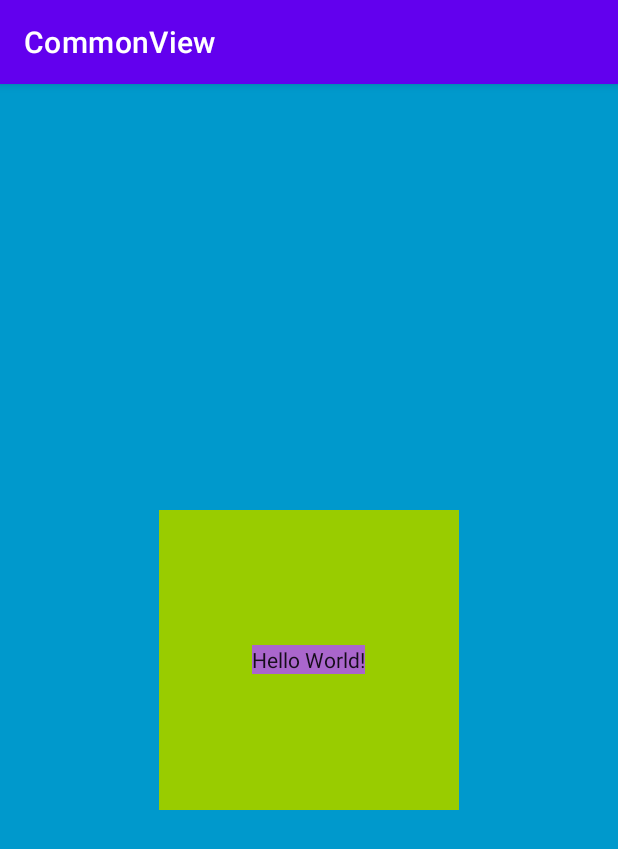
After one commit to Fox-hu/CommonView, an Android app: the TouchDemoActivity screen opened directly, with no data from a screen before it, on a phone screen of 412 x 824 dp. The commit adds this screen. Shown: the top 849 px of the screen. Run offline under Robolectric (Android 15) with nearby library versions, the phone set to English and light mode, and no system bars.

Commit message:
add touch demo

```diff
--- a/app/src/main/AndroidManifest.xml
+++ b/app/src/main/AndroidManifest.xml
@@ -18,6 +18,8 @@
                 <category android:name="android.intent.category.LAUNCHER" />
             </intent-filter>
         </activity>
+
+        <activity android:name=".touch.TouchDemoActivity"/>
     </application>
 
 </manifest>
--- a/app/src/main/java/com/fox/commonview/MainActivity.kt
+++ b/app/src/main/java/com/fox/commonview/MainActivity.kt
@@ -1,9 +1,10 @@
 package com.fox.commonview
 
 import com.fox.commonbase.base.BaseListActivity
+import com.fox.commonview.touch.TouchDemoActivity
 
 class MainActivity : BaseListActivity() {
     override fun initItem() {
-//          activityMap["LockPatternActivity"] = LockPatternActivity::class.java
+          activityMap["TouchDemoActivity"] = TouchDemoActivity::class.java
     }
 }
--- /dev/null
+++ b/app/src/main/java/com/fox/commonview/touch/CustomView.kt
@@ -0,0 +1,33 @@
+package com.fox.commonview.touch
+
+import android.content.Context
+import android.util.AttributeSet
+import android.util.Log
+import android.view.MotionEvent
+import androidx.appcompat.widget.AppCompatTextView
+
+class CustomView @JvmOverloads constructor(
+    context: Context,
+    attrs: AttributeSet?,
+    defStyleAttr: Int = 0
+) : AppCompatTextView(context, attrs, defStyleAttr) {
+
+    companion object{
+        const val TAG = "CustomView"
+    }
+
+    //return super:传给自己的onTouchEvent()
+    //return false:将事件传递给上一级View的onTouchEvent()方法
+    //return true:消费掉事件，终止传递 (不传递给onTouchEvent)
+    override fun dispatchTouchEvent(ev: MotionEvent?): Boolean {
+        Log.i(TAG,"CustomView dispatchTouchEvent return super")
+        return super.dispatchTouchEvent(ev)
+    }
+
+    //return true:消费掉事件，终止传递。
+    //return false/super:将事件传递给上一级view的onTouchEvent()方法。
+    override fun onTouchEvent(event: MotionEvent?): Boolean {
+        Log.i(TAG,"CustomView onTouchEvent return super")
+        return super.onTouchEvent(event)
+    }
+}
--- /dev/null
+++ b/app/src/main/java/com/fox/commonview/touch/CustomViewGroup1.kt
@@ -0,0 +1,40 @@
+package com.fox.commonview.touch
+
+import android.content.Context
+import android.util.AttributeSet
+import android.util.Log
+import android.view.MotionEvent
+import android.widget.RelativeLayout
+
+class CustomViewGroup1  @JvmOverloads constructor(
+    context: Context,
+    attrs: AttributeSet?,
+    defStyleAttr: Int = 0
+) : RelativeLayout(context, attrs, defStyleAttr){
+
+    companion object{
+        const val TAG = "CustomViewGroup1"
+    }
+
+    //return super:传给自己的onInterceptTouchEvent()
+    //return false:将事件传递给上一级View的onTouchEvent()方法
+    //return true:消费掉事件，终止传递 (不传递给onTouchEvent)
+    override fun dispatchTouchEvent(ev: MotionEvent?): Boolean {
+        Log.i(TAG,"CustomViewGroup1 dispatchTouchEvent return super")
+        return super.dispatchTouchEvent(ev)
+    }
+
+    //return true:将事件传递给ViewGroup自己的onTouchEvent()方法处理。
+    //return false/super:将事件传递给下一级View的dispatchTouchEvent()。
+    override fun onInterceptTouchEvent(ev: MotionEvent?): Boolean {
+        Log.i(TAG,"CustomViewGroup1 onInterceptTouchEvent return super")
+        return super.onInterceptTouchEvent(ev)
+    }
+
+    //return true:消费掉事件，终止传递。
+    //return false/super:将事件传递给上一级view的onTouchEvent()方法。
+    override fun onTouchEvent(event: MotionEvent?): Boolean {
+        Log.i(TAG,"CustomViewGroup1 onTouchEvent return super")
+        return super.onTouchEvent(event)
+    }
+}
--- /dev/null
+++ b/app/src/main/java/com/fox/commonview/touch/CustomViewGroup2.kt
@@ -0,0 +1,40 @@
+package com.fox.commonview.touch
+
+import android.content.Context
+import android.util.AttributeSet
+import android.util.Log
+import android.view.MotionEvent
+import android.widget.RelativeLayout
+
+class CustomViewGroup2  @JvmOverloads constructor(
+    context: Context,
+    attrs: AttributeSet?,
+    defStyleAttr: Int = 0
+) : RelativeLayout(context, attrs, defStyleAttr){
+
+    companion object{
+        const val TAG = "CustomViewGroup2"
+    }
+
+    //return super:传给自己的onInterceptTouchEvent()
+    //return false:将事件传递给上一级View的onTouchEvent()方法
+    //return true:消费掉事件，终止传递 (不传递给onTouchEvent)
+    override fun dispatchTouchEvent(ev: MotionEvent?): Boolean {
+        Log.i(TAG,"CustomViewGroup2 dispatchTouchEvent return super")
+        return super.dispatchTouchEvent(ev)
+    }
+
+    //return true:将事件传递给ViewGroup自己的onTouchEvent()方法处理。
+    //return false/super:将事件传递给下一级View的dispatchTouchEvent()。
+    override fun onInterceptTouchEvent(ev: MotionEvent?): Boolean {
+        Log.i(TAG,"CustomViewGroup2 onInterceptTouchEvent return super")
+        return super.onInterceptTouchEvent(ev)
+    }
+
+    //return true:消费掉事件，终止传递。
+    //return false/super:将事件传递给上一级view的onTouchEvent()方法。
+    override fun onTouchEvent(event: MotionEvent?): Boolean {
+        Log.i(TAG,"CustomViewGroup2 onTouchEvent return super")
+        return super.onTouchEvent(event)
+    }
+}
--- /dev/null
+++ b/app/src/main/java/com/fox/commonview/touch/TouchDemoActivity.kt
@@ -0,0 +1,30 @@
+package com.fox.commonview.touch
+
+import androidx.appcompat.app.AppCompatActivity
+import android.os.Bundle
+import android.util.Log
+import android.view.MotionEvent
+import com.fox.commonview.R
+
+class TouchDemoActivity : AppCompatActivity() {
+    override fun onCreate(savedInstanceState: Bundle?) {
+        super.onCreate(savedInstanceState)
+        setContentView(R.layout.activity_touch)
+    }
+
+    companion object{
+        const val TAG = "TouchDemoActivity"
+    }
+
+    //return super:传给下一级view(viewGroup)的dispatchTouchEvent
+    //return true/false:消费掉事件，终止传递 (不传递给onTouchEvent)
+    override fun dispatchTouchEvent(ev: MotionEvent?): Boolean {
+        Log.i(TAG,"MainActivity dispatchTouchEvent return super")
+        return super.dispatchTouchEvent(ev)
+    }
+
+    override fun onTouchEvent(event: MotionEvent?): Boolean {
+        Log.i(TAG,"MainActivity onTouchEvent return super")
+        return super.onTouchEvent(event)
+    }
+}
--- /dev/null
+++ b/app/src/main/res/layout/activity_touch.xml
@@ -0,0 +1,29 @@
+<?xml version="1.0" encoding="utf-8"?>
+<androidx.constraintlayout.widget.ConstraintLayout xmlns:android="http://schemas.android.com/apk/res/android"
+    xmlns:tools="http://schemas.android.com/tools"
+    android:layout_width="match_parent"
+    android:layout_height="match_parent"
+    tools:context=".MainActivity">
+
+    <com.fox.commonview.touch.CustomViewGroup1
+        android:layout_width="match_parent"
+        android:layout_height="match_parent"
+        android:background="@android:color/holo_blue_dark">
+
+        <com.fox.commonview.touch.CustomViewGroup2
+            android:layout_width="200dp"
+            android:layout_height="200dp"
+            android:layout_centerInParent="true"
+            android:background="@android:color/holo_green_light">
+
+
+            <com.fox.commonview.touch.CustomView
+                android:background="@android:color/holo_purple"
+                android:layout_width="wrap_content"
+                android:layout_height="wrap_content"
+                android:layout_centerInParent="true"
+                android:text="Hello World!" />
+
+        </com.fox.commonview.touch.CustomViewGroup2 >
+    </com.fox.commonview.touch.CustomViewGroup1 >
+</androidx.constraintlayout.widget.ConstraintLayout>
```
